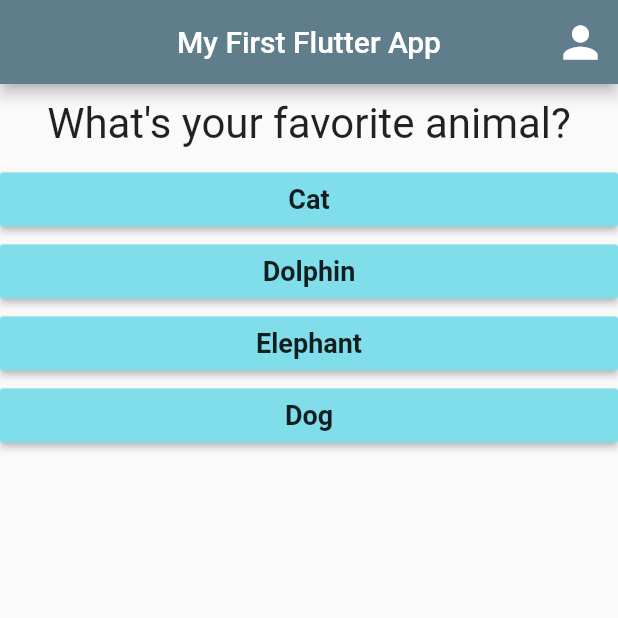
After one commit to MatiSera/learning_flutter, a Flutter app: the screen it shows after launch, after a tap on "Black", on a phone screen of 412 x 824 dp, the top half of it. The commit adds this screen. Run offline on Flutter 3.47's test engine with Material 2 defaults, Android fonts, the phone set to English and light mode, and no system bars.

Commit message:
finish course module

```diff
--- a/lib/main.dart
+++ b/lib/main.dart
@@ -1,44 +1,73 @@
 import 'package:flutter/material.dart';
 
-import './question.dart';
-import './answers.dart';
+import './quiz.dart';
+import './result.dart';
 
 void main() => runApp(MyApp());
 
 class MyApp extends StatefulWidget {
   @override
   State<StatefulWidget> createState() {
-    // TODO: implement createState
     return _MyAppState();
   }
 }
 
 class _MyAppState extends State<MyApp> {
+  final _questions = const [
+    {
+      'questionText': 'What\'s your favorite color?',
+      'answers': [
+        {'text': 'Black', 'score': 10},
+        {'text': 'Blue', 'score': 5},
+        {'text': 'Green', 'score': 50},
+        {'text': 'Yellow', 'score': 1}
+      ]
+    },
+    {
+      'questionText': 'What\'s your favorite animal?',
+      'answers': [
+        {'text': 'Cat', 'score': 10},
+        {'text': 'Dolphin', 'score': 30},
+        {'text': 'Elephant', 'score': 5},
+        {'text': 'Dog', 'score': 8}
+      ]
+    },
+    {
+      'questionText': 'Who\'s your favorite instructor?',
+      'answers': [
+        {'text': 'Max', 'score': 1},
+        {'text': 'Max', 'score': 1},
+        {'text': 'Max', 'score': 1},
+        {'text': 'Max', 'score': 1}
+      ]
+    },
+  ];
+
   var _questionIndex = 0;
+  var totalScore = 0;
 
-  void _answerQuestion() {
+  void _answerQuestion(int score) {
     setState(() {
       _questionIndex = _questionIndex + 1;
     });
     print(_questionIndex);
+
+    totalScore += score;
+
+    if (_questionIndex < _questions.length) {
+      print('we have more _questions!');
+    }
+  }
+
+  void restartGame() {
+    setState(() {
+      _questionIndex = 0;
+      totalScore = 0;
+    });
   }
 
   @override
   Widget build(BuildContext context) {
-    var questions = [
-      {
-        'questionText': 'What\'s your favorite color?',
-        'answers': ['Black', 'Blue', 'Green', 'Yellow']
-      },
-      {
-        'questionText': 'What\'s your favorite animal?',
-        'answers': ['Cat', 'Dolphin', 'Elephant', 'Dog']
-      },
-      {
-        'questionText': 'Who\'s your favorite instructor?',
-        'answers': ['Max', 'Max', 'Max', 'Max']
-      },
-    ];
     return MaterialApp(
       debugShowCheckedModeBanner: true,
       home: Scaffold(
@@ -54,15 +83,9 @@ class _MyAppState extends State<MyApp> {
                   onPressed: () {}),
             ],
           ),
-          body: Column(
-            children: <Widget>[
-              Question(questions[_questionIndex]['questionText']),
-              ...(questions[_questionIndex]['answers'] as List<String>)
-                  .map((answer) {
-                return Answers(answer, _answerQuestion);
-              }).toList()
-            ],
-          )),
+          body: _questionIndex < _questions.length
+              ? Quiz(_questionIndex, _answerQuestion, _questions)
+              : Result(totalScore, restartGame)),
     );
   }
 }
--- /dev/null
+++ b/lib/quiz.dart
@@ -0,0 +1,25 @@
+import 'package:flutter/material.dart';
+
+import './answers.dart';
+import './question.dart';
+
+class Quiz extends StatelessWidget {
+  final List<Map<String, Object>> questions;
+  final int questionIndex;
+  final Function answerQuestion;
+
+  Quiz(this.questionIndex, this.answerQuestion, this.questions);
+
+  @override
+  Widget build(BuildContext context) {
+    return Column(
+      children: <Widget>[
+        Question(questions[questionIndex]['questionText']),
+        ...(questions[questionIndex]['answers'] as List<Map<String, Object>>)
+            .map((answer) {
+          return Answers(answer['text'], () => answerQuestion(answer['score']));
+        }).toList()
+      ],
+    );
+  }
+}
```
Also changed, not shown: lib/result.dart (added, +45 -0 lines), pubspec.lock, 2 other files.
